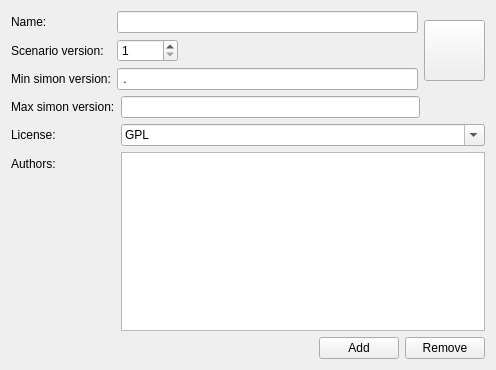
This is simonlib/simonscenarioui/modifyscenario.ui in KDE/simon as Qt 5 draws it before an edit. The edited form follows.
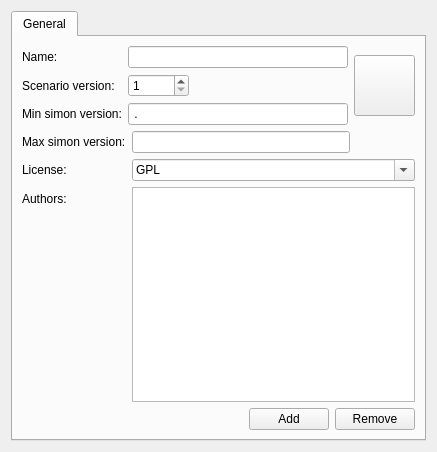
This is the edited form. Custom widgets are drawn as their Qt base class.

Diff of the .ui file:
```diff
--- a/simonlib/simonscenarioui/modifyscenario.ui
+++ b/simonlib/simonscenarioui/modifyscenario.ui
@@ -6,13 +6,23 @@
    <rect>
     <x>0</x>
     <y>0</y>
-    <width>496</width>
-    <height>370</height>
+    <width>437</width>
+    <height>452</height>
    </rect>
   </property>
   <property name="windowTitle">
    <string>Scenario</string>
   </property>
+  <layout class="QVBoxLayout" name="verticalLayout_2">
+   <item>
+    <widget class="KTabWidget" name="ktabwidget">
+     <property name="currentIndex">
+      <number>0</number>
+     </property>
+     <widget class="QWidget" name="tab">
+      <attribute name="title">
+       <string>General</string>
+      </attribute>
   <layout class="QVBoxLayout" name="verticalLayout">
    <item>
     <layout class="QHBoxLayout" name="horizontalLayout_3">
@@ -266,6 +276,10 @@
    </item>
   </layout>
  </widget>
+    </widget>
+   </item>
+  </layout>
+ </widget>
  <customwidgets>
   <customwidget>
    <class>KIconButton</class>
@@ -292,6 +306,12 @@
    <extends>QComboBox</extends>
    <header>kcombobox.h</header>
   </customwidget>
+  <customwidget>
+   <class>KTabWidget</class>
+   <extends>QTabWidget</extends>
+   <header>ktabwidget.h</header>
+   <container>1</container>
+  </customwidget>
  </customwidgets>
  <resources/>
  <connections/>
```
Lines whose indentation alone changed are shown as unchanged.
